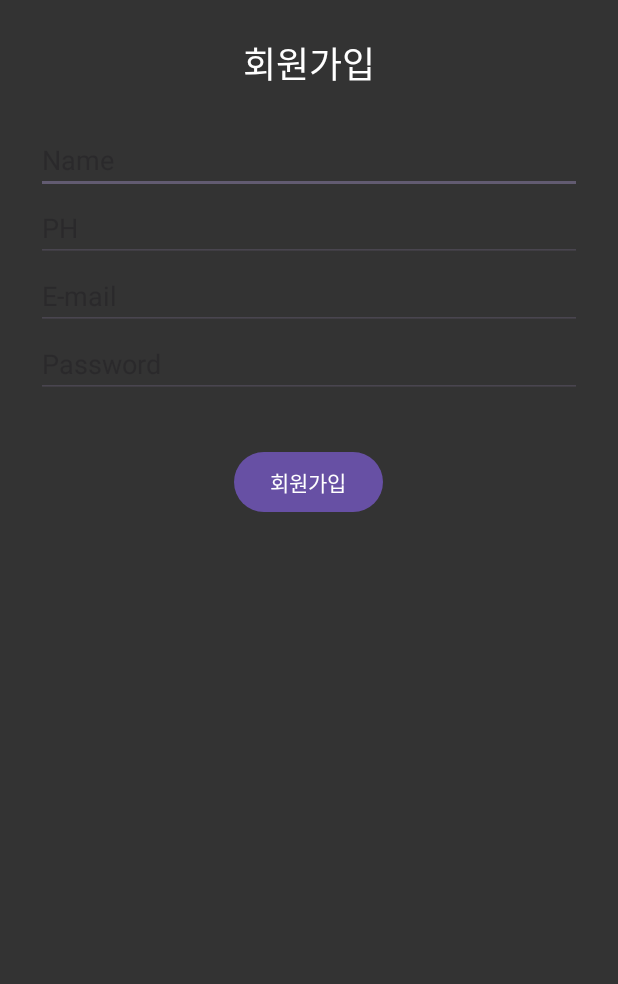
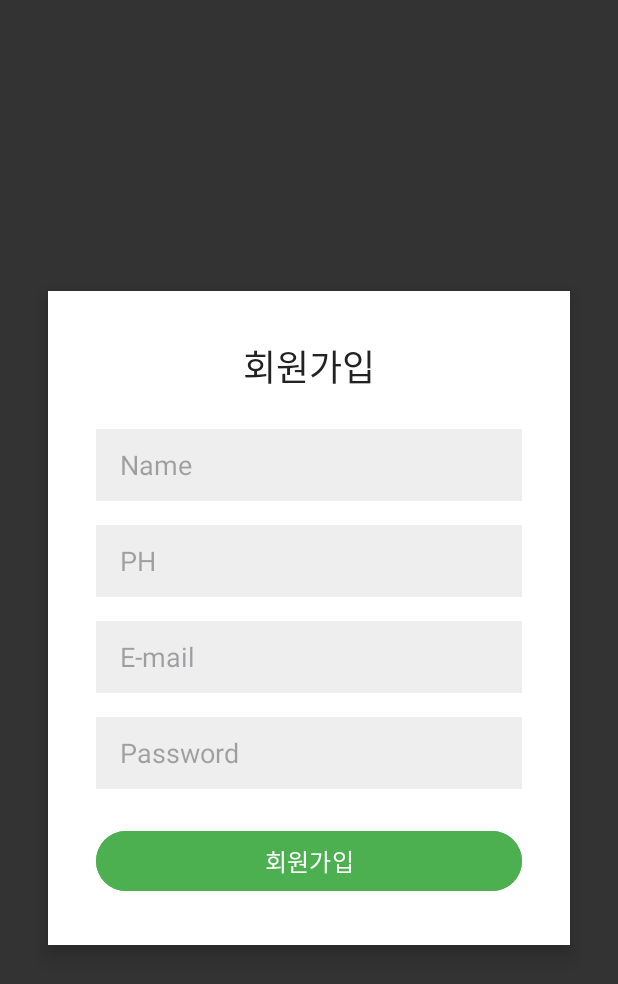
Before and after one commit to sinbin1036/Dsu_Course_Plus, an Android app: the SignUpActivity screen opened directly, with no data from a screen before it, on a phone screen of 412 x 824 dp. Shown: the top 984 px of the screen. Run offline under Robolectric (Android 15) with nearby library versions, the phone set to English and light mode, and no system bars.

Commit message:
feat: 수강 앱 화면 연결 및 로그인 UI 개선
- 로그인 → 회원가입 → 시간표 화면 흐름 구현
- activity_signup.xml, SignUpActivity.kt 구조 정비
- 피그마 기반 UI 적용 (반투명 카드, 라운드 버튼 등)
- 입력값 유효성 검사 및 화면 전환 로직 추가
- 영어 입력 문제 해결 (inputType 명확화)

```diff
--- a/dcp_app/app/src/main/java/com/cookandroid/dcp_app/SignUpActivity.kt
+++ b/dcp_app/app/src/main/java/com/cookandroid/dcp_app/SignUpActivity.kt
@@ -1,6 +1,8 @@
 package com.cookandroid.dcp_app
 
+import android.content.Intent
 import android.os.Bundle
+import android.widget.Toast
 import androidx.appcompat.app.AppCompatActivity
 import com.cookandroid.dcp_app.databinding.ActivitySignupBinding
 
@@ -13,7 +15,42 @@ class SignUpActivity : AppCompatActivity() {
         setContentView(binding.root)
 
         binding.btnSignupConfirm.setOnClickListener {
-            finish() // 단순히 돌아가기
+            val name = binding.etName.text.toString().trim()
+            val phone = binding.etPhone.text.toString().trim()
+            val email = binding.etEmail.text.toString().trim()
+            val password = binding.etPassword.text.toString().trim()
+
+            when {
+                name.isEmpty() -> {
+                    binding.etName.error = "이름을 입력하세요"
+                    binding.etName.requestFocus()
+                }
+                phone.isEmpty() -> {
+                    binding.etPhone.error = "전화번호를 입력하세요"
+                    binding.etPhone.requestFocus()
+                }
+                email.isEmpty() -> {
+                    binding.etEmail.error = "이메일을 입력하세요"
+                    binding.etEmail.requestFocus()
+                }
+                !android.util.Patterns.EMAIL_ADDRESS.matcher(email).matches() -> {
+                    binding.etEmail.error = "올바른 이메일 형식이 아닙니다"
+                    binding.etEmail.requestFocus()
+                }
+                password.isEmpty() -> {
+                    binding.etPassword.error = "비밀번호를 입력하세요"
+                    binding.etPassword.requestFocus()
+                }
+                else -> {
+                    Toast.makeText(this, "회원가입 완료!", Toast.LENGTH_SHORT).show()
+                    // 로그인 화면으로 이동
+                    val intent = Intent(this, LoginActivity::class.java)
+                    // 이전 화면 스택을 지우고 로그인화면만 남기고 싶다면 아래 플래그 추가
+                    intent.flags = Intent.FLAG_ACTIVITY_CLEAR_TOP or Intent.FLAG_ACTIVITY_SINGLE_TOP
+                    startActivity(intent)
+                    finish()
+                }
+            }
         }
     }
 }
--- a/dcp_app/app/src/main/res/layout/activity_signup.xml
+++ b/dcp_app/app/src/main/res/layout/activity_signup.xml
@@ -1,34 +1,97 @@
 <?xml version="1.0" encoding="utf-8"?>
-<ScrollView xmlns:android="http://schemas.android.com/apk/res/android"
+<RelativeLayout xmlns:android="http://schemas.android.com/apk/res/android"
     android:background="#333333"
     android:layout_width="match_parent"
     android:layout_height="match_parent">
 
+    <ScrollView
+        android:layout_width="match_parent"
+        android:layout_height="match_parent"
+        android:fillViewport="true">
+
         <LinearLayout
-        android:layout_margin="24dp"
+            android:layout_width="match_parent"
+            android:layout_height="wrap_content"
             android:orientation="vertical"
+            android:gravity="center"
+            android:padding="24dp">
+
+            <LinearLayout
                 android:layout_width="match_parent"
-        android:layout_height="wrap_content">
+                android:layout_height="wrap_content"
+                android:orientation="vertical"
+                android:background="@android:color/white"
+                android:padding="32dp"
+                android:elevation="8dp"
+                android:layout_marginTop="48dp"
+                android:layout_marginBottom="48dp"
+                android:layout_marginStart="8dp"
+                android:layout_marginEnd="8dp">
 
                 <TextView
+                    android:id="@+id/tvSignupTitle"
                     android:text="회원가입"
-            android:textColor="#FFFFFF"
+                    android:textColor="#222222"
                     android:textSize="24sp"
                     android:gravity="center"
                     android:layout_width="match_parent"
-            android:layout_height="wrap_content" />
+                    android:layout_height="wrap_content"
+                    android:layout_marginBottom="24dp" />
 
-        <EditText android:hint="Name" android:layout_marginTop="24dp" android:layout_width="match_parent" android:layout_height="wrap_content"/>
-        <EditText android:hint="PH" android:layout_width="match_parent" android:layout_height="wrap_content"/>
-        <EditText android:hint="E-mail" android:layout_width="match_parent" android:layout_height="wrap_content"/>
-        <EditText android:hint="Password" android:inputType="textPassword" android:layout_width="match_parent" android:layout_height="wrap_content"/>
+                <EditText
+                    android:id="@+id/etName"
+                    android:hint="Name"
+                    android:layout_width="match_parent"
+                    android:layout_height="48dp"
+                    android:background="#EEEEEE"
+                    android:inputType="textPersonName"
+                    android:paddingStart="16dp"
+                    android:paddingEnd="16dp"
+                    android:layout_marginBottom="16dp" />
+
+                <EditText
+                    android:id="@+id/etPhone"
+                    android:hint="PH"
+                    android:layout_width="match_parent"
+                    android:layout_height="48dp"
+                    android:background="#EEEEEE"
+                    android:inputType="phone"
+                    android:paddingStart="16dp"
+                    android:paddingEnd="16dp"
+                    android:layout_marginBottom="16dp" />
+
+                <EditText
+                    android:id="@+id/etEmail"
+                    android:hint="E-mail"
+                    android:layout_width="match_parent"
+                    android:layout_height="48dp"
+                    android:background="#EEEEEE"
+                    android:inputType="textEmailAddress"
+                    android:paddingStart="16dp"
+                    android:paddingEnd="16dp"
+                    android:layout_marginBottom="16dp" />
+
+                <EditText
+                    android:id="@+id/etPassword"
+                    android:hint="Password"
+                    android:inputType="textPassword"
+                    android:layout_width="match_parent"
+                    android:layout_height="48dp"
+                    android:background="#EEEEEE"
+                    android:paddingStart="16dp"
+                    android:paddingEnd="16dp"
+                    android:layout_marginBottom="24dp" />
 
                 <Button
                     android:id="@+id/btnSignupConfirm"
                     android:text="회원가입"
-            android:layout_marginTop="32dp"
-            android:layout_gravity="center"
-            android:layout_width="wrap_content"
-            android:layout_height="wrap_content" />
+                    android:layout_width="match_parent"
+                    android:layout_height="48dp"
+                    android:backgroundTint="#4CAF50"
+                    android:textColor="#FFFFFF"
+                    android:textSize="16sp" />
+
+            </LinearLayout>
         </LinearLayout>
     </ScrollView>
+</RelativeLayout>
```
Lines whose indentation alone changed are shown as unchanged.
